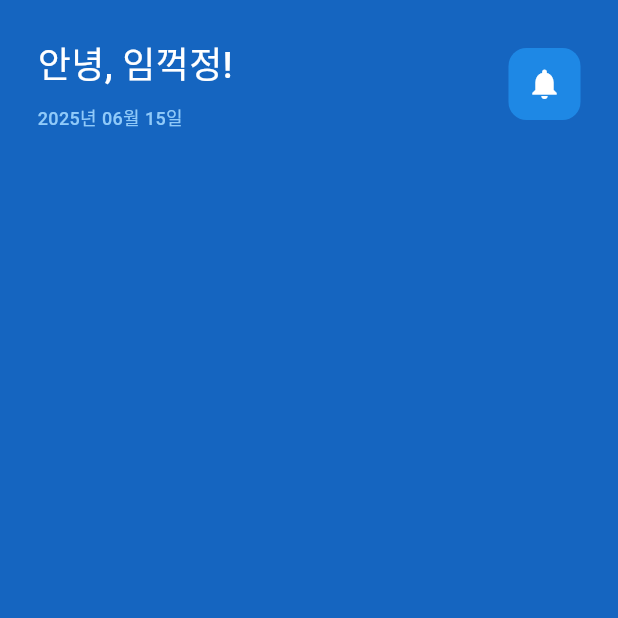
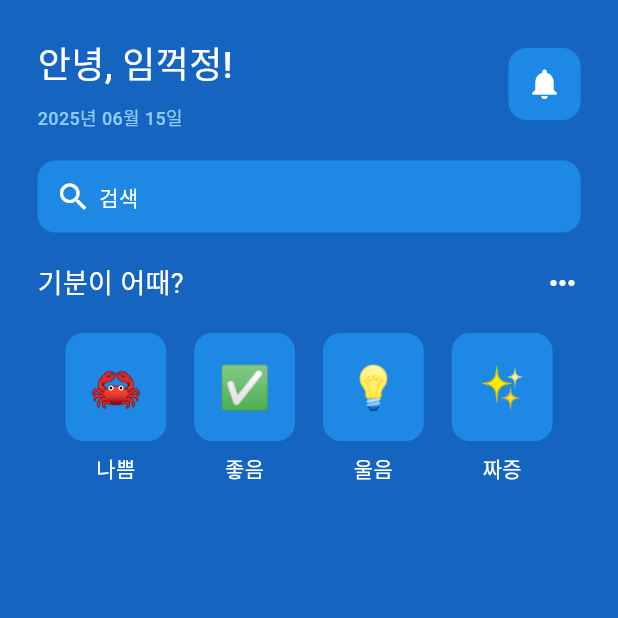
Before and after one commit to L-Soft/flutter_ui_test, a Flutter app: the DribbbleDesign01 screen opened by its route, on a phone screen of 412 x 824 dp, the top half of it. Run offline on Flutter 3.47's test engine with Material 3 defaults, Android fonts, the phone set to English and light mode, and no system bars; our stand-ins replace sqflite; accounts and stored records are empty; Roboto replaces fonts that are missing (Pretendard).

Commit message:
a little bit forward

```diff
--- a/lib/presentation/page/dribbble_design_01.dart
+++ b/lib/presentation/page/dribbble_design_01.dart
@@ -1,6 +1,8 @@
 // https://www.youtube.com/watch?v=eegl7of4g-o
 
 import 'package:flutter/material.dart';
+
+import '../../util/emoticon_face.dart';
 
 class DribbbleDesign01 extends StatefulWidget {
   const DribbbleDesign01({super.key});
@@ -57,6 +59,107 @@ class _DribbbleDesign01State extends State<DribbbleDesign01> {
                     ),
                   ],
                 ),
+                SizedBox(height: 20),
+                Container(
+                  decoration: BoxDecoration(
+                    color: Colors.blue[600],
+                    borderRadius: BorderRadius.circular(12),
+                  ),
+                  padding: EdgeInsets.all(12),
+                  child: Row(
+                    children: [
+                      Icon(Icons.search, color: Colors.white),
+                      SizedBox(width: 5),
+                      Text(
+                        '검색',
+                        style: TextStyle(
+                          color: Colors.white,
+                          fontSize: 14,
+                          fontFamily: 'Pretendard',
+                          fontWeight: FontWeight.w500,
+                        ),
+                      ),
+                    ],
+                  ),
+                ),
+                SizedBox(height: 20),
+                Row(
+                  mainAxisAlignment: MainAxisAlignment.spaceBetween,
+                  children: [
+                    Text(
+                      '기분이 어때?',
+                      style: TextStyle(
+                        color: Colors.white,
+                        fontSize: 18,
+                        fontFamily: 'Pretendard',
+                        fontWeight: FontWeight.w400,
+                      ),
+                    ),
+                    Icon(Icons.more_horiz, color: Colors.white),
+                  ],
+                ),
+                SizedBox(height: 20),
+                Row(
+                  mainAxisAlignment: MainAxisAlignment.spaceEvenly,
+                  children: [
+                    Column(
+                      children: [
+                        EmoticonFace(emoticonFace: '🦀'),
+                        SizedBox(height: 8),
+                        Text(
+                          '나쁨',
+                          style: TextStyle(
+                            color: Colors.white,
+                            fontFamily: 'Pretendard',
+                            fontWeight: FontWeight.w400,
+                          ),
+                        ),
+                      ],
+                    ),
+                    Column(
+                      children: [
+                        EmoticonFace(emoticonFace: '✅'),
+                        SizedBox(height: 8),
+                        Text(
+                          '좋음',
+                          style: TextStyle(
+                            color: Colors.white,
+                            fontFamily: 'Pretendard',
+                            fontWeight: FontWeight.w400,
+                          ),
+                        ),
+                      ],
+                    ),
+                    Column(
+                      children: [
+                        EmoticonFace(emoticonFace: '💡'),
+                        SizedBox(height: 8),
+                        Text(
+                          '울음',
+                          style: TextStyle(
+                            color: Colors.white,
+                            fontFamily: 'Pretendard',
+                            fontWeight: FontWeight.w400,
+                          ),
+                        ),
+                      ],
+                    ),
+                    Column(
+                      children: [
+                        EmoticonFace(emoticonFace: '✨'),
+                        SizedBox(height: 8),
+                        Text(
+                          '짜증',
+                          style: TextStyle(
+                            color: Colors.white,
+                            fontFamily: 'Pretendard',
+                            fontWeight: FontWeight.w400,
+                          ),
+                        ),
+                      ],
+                    ),
+                  ],
+                ),
               ],
             ),
           ),
--- /dev/null
+++ b/lib/util/emoticon_face.dart
@@ -0,0 +1,22 @@
+import 'package:flutter/material.dart';
+
+class EmoticonFace extends StatelessWidget {
+  final String emoticonFace;
+  const EmoticonFace({super.key, required this.emoticonFace});
+
+  @override
+  Widget build(BuildContext context) {
+    return Container(
+      decoration: BoxDecoration(
+        color: Colors.blue[600],
+        borderRadius: BorderRadius.circular(12),
+      ),
+      padding: EdgeInsets.all(16),
+      child: Text(emoticonFace, style:TextStyle(
+        fontSize: 28,
+        fontFamily: 'Pretendard',
+        fontWeight: FontWeight.w400,
+      )),
+    );
+  }
+}
```
